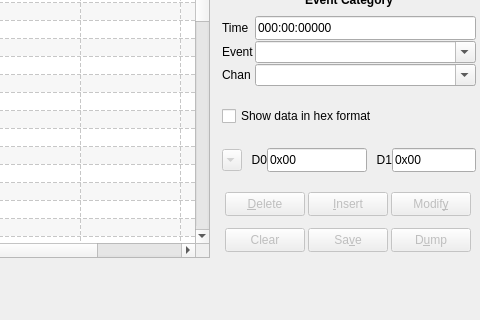
Above: seq_qt5/forms/qseqeventframe.ui from ahlstromcj/seq66 before the change; both pictures show x 342 to 822 and y 142 to 462 of the 822 by 848 pixel window. Below: the same form after it.
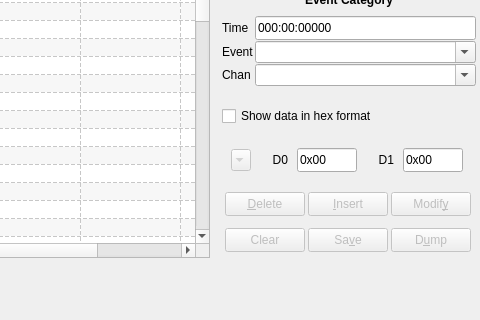
That is the form after the change.

Commit message: Setting up program/control combo box programatically, has weird issues.

The edit to the form file:
```diff
--- a/seq_qt5/forms/qseqeventframe.ui
+++ b/seq_qt5/forms/qseqeventframe.ui
@@ -578,13 +578,13 @@
       <widget class="QLabel" name="d0_label">
        <property name="minimumSize">
         <size>
-         <width>0</width>
+         <width>28</width>
          <height>24</height>
         </size>
        </property>
        <property name="maximumSize">
         <size>
-         <width>36</width>
+         <width>28</width>
          <height>24</height>
         </size>
        </property>
@@ -600,13 +600,13 @@
       <widget class="QLineEdit" name="entry_ev_data_0">
        <property name="minimumSize">
         <size>
-         <width>100</width>
+         <width>60</width>
          <height>24</height>
         </size>
        </property>
        <property name="maximumSize">
         <size>
-         <width>80</width>
+         <width>6</width>
          <height>24</height>
         </size>
        </property>
@@ -622,13 +622,13 @@
       <widget class="QLabel" name="d1_label">
        <property name="minimumSize">
         <size>
-         <width>0</width>
+         <width>28</width>
          <height>24</height>
         </size>
        </property>
        <property name="maximumSize">
         <size>
-         <width>36</width>
+         <width>28</width>
          <height>24</height>
         </size>
        </property>
@@ -644,13 +644,13 @@
       <widget class="QLineEdit" name="entry_ev_data_1">
        <property name="minimumSize">
         <size>
-         <width>84</width>
+         <width>60</width>
          <height>24</height>
         </size>
        </property>
        <property name="maximumSize">
         <size>
-         <width>80</width>
+         <width>60</width>
          <height>24</height>
         </size>
        </property>
```
Left out of the diff: 6 changed lines with no effect on the pictures. The commit also changes 2 other files.
